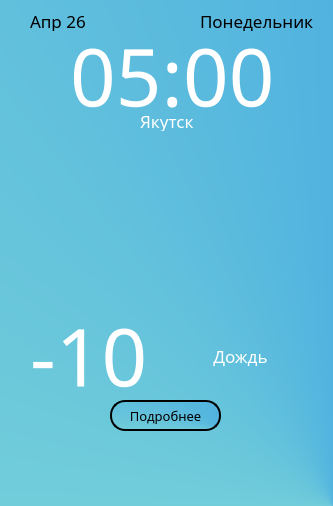
The window that 5.ui (Animila/PyWeather) describes before a commit, drawn with Qt 5.
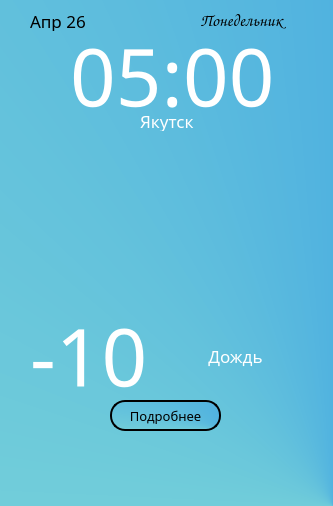
The same window after the commit. Icons and pictures are not drawn.

```diff
--- a/5.ui
+++ b/5.ui
@@ -51,7 +51,7 @@
     </property>
     <property name="font">
      <font>
-      <family>Dubai Medium</family>
+      <family>Comic Sans MS</family>
       <pointsize>13</pointsize>
      </font>
     </property>
@@ -65,15 +65,15 @@
    <widget class="QLabel" name="weather">
     <property name="geometry">
      <rect>
-      <x>150</x>
+      <x>180</x>
       <y>330</y>
-      <width>181</width>
+      <width>111</width>
       <height>51</height>
      </rect>
     </property>
     <property name="font">
      <font>
-      <family>Dubai Medium</family>
+      <family>Futura Md BT</family>
       <pointsize>13</pointsize>
       <underline>false</underline>
       <strikeout>false</strikeout>
@@ -89,6 +89,9 @@
     <property name="alignment">
      <set>Qt::AlignCenter</set>
     </property>
+    <property name="wordWrap">
+     <bool>true</bool>
+    </property>
    </widget>
    <widget class="QLabel" name="gradus">
     <property name="geometry">
```
